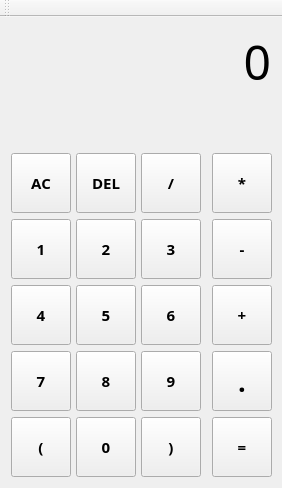
The window that mainwindow.ui (Fibird/simple-computer) describes before a commit, drawn with Qt 5.
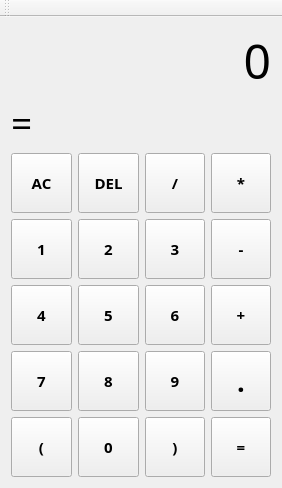
The same window after the commit.

Commit message:
Display numbers normally
* add some necessary classes
* add signals for every button except "equal button"
* add a label to display result

```diff
--- a/mainwindow.ui
+++ b/mainwindow.ui
@@ -27,7 +27,119 @@
   </property>
   <widget class="QWidget" name="centralWidget">
    <layout class="QGridLayout" name="gridLayout">
-    <item row="5" column="4">
+    <item row="3" column="2">
+     <widget class="QPushButton" name="DivOptBtn">
+      <property name="minimumSize">
+       <size>
+        <width>60</width>
+        <height>60</height>
+       </size>
+      </property>
+      <property name="font">
+       <font>
+        <family>Agency FB</family>
+        <pointsize>11</pointsize>
+        <weight>75</weight>
+        <bold>true</bold>
+       </font>
+      </property>
+      <property name="text">
+       <string>/</string>
+      </property>
+     </widget>
+    </item>
+    <item row="7" column="3">
+     <widget class="QPushButton" name="equalSignBtn">
+      <property name="minimumSize">
+       <size>
+        <width>60</width>
+        <height>60</height>
+       </size>
+      </property>
+      <property name="font">
+       <font>
+        <family>Agency FB</family>
+        <pointsize>11</pointsize>
+        <weight>75</weight>
+        <bold>true</bold>
+       </font>
+      </property>
+      <property name="text">
+       <string>=</string>
+      </property>
+     </widget>
+    </item>
+    <item row="6" column="2">
+     <widget class="QPushButton" name="num9Btn">
+      <property name="minimumSize">
+       <size>
+        <width>60</width>
+        <height>60</height>
+       </size>
+      </property>
+      <property name="font">
+       <font>
+        <family>Agency FB</family>
+        <pointsize>11</pointsize>
+        <weight>75</weight>
+        <bold>true</bold>
+       </font>
+      </property>
+      <property name="text">
+       <string>9</string>
+      </property>
+     </widget>
+    </item>
+    <item row="7" column="1">
+     <widget class="QPushButton" name="num0Btn">
+      <property name="minimumSize">
+       <size>
+        <width>60</width>
+        <height>60</height>
+       </size>
+      </property>
+      <property name="font">
+       <font>
+        <family>Agency FB</family>
+        <pointsize>11</pointsize>
+        <weight>75</weight>
+        <bold>true</bold>
+       </font>
+      </property>
+      <property name="text">
+       <string>0</string>
+      </property>
+     </widget>
+    </item>
+    <item row="0" column="0" colspan="4">
+     <widget class="QLabel" name="numDisplayLbl">
+      <property name="minimumSize">
+       <size>
+        <width>140</width>
+        <height>40</height>
+       </size>
+      </property>
+      <property name="font">
+       <font>
+        <family>Agency FB</family>
+        <pointsize>36</pointsize>
+       </font>
+      </property>
+      <property name="cursor">
+       <cursorShape>IBeamCursor</cursorShape>
+      </property>
+      <property name="frameShadow">
+       <enum>QFrame::Sunken</enum>
+      </property>
+      <property name="text">
+       <string>0</string>
+      </property>
+      <property name="alignment">
+       <set>Qt::AlignRight|Qt::AlignTrailing|Qt::AlignVCenter</set>
+      </property>
+     </widget>
+    </item>
+    <item row="5" column="3">
      <widget class="QPushButton" name="plusOptBtn">
       <property name="minimumSize">
        <size>
@@ -48,8 +160,8 @@
       </property>
      </widget>
     </item>
-    <item row="6" column="4">
-     <widget class="QPushButton" name="pushButton">
+    <item row="6" column="3">
+     <widget class="QPushButton" name="dotSignBtn">
       <property name="minimumSize">
        <size>
         <width>60</width>
@@ -69,28 +181,7 @@
       </property>
      </widget>
     </item>
-    <item row="3" column="4">
-     <widget class="QPushButton" name="timesOptBtn">
-      <property name="minimumSize">
-       <size>
-        <width>60</width>
-        <height>60</height>
-       </size>
-      </property>
-      <property name="font">
-       <font>
-        <family>Agency FB</family>
-        <pointsize>11</pointsize>
-        <weight>75</weight>
-        <bold>true</bold>
-       </font>
-      </property>
-      <property name="text">
-       <string>*</string>
-      </property>
-     </widget>
-    </item>
-    <item row="4" column="4">
+    <item row="4" column="3">
      <widget class="QPushButton" name="minusOptBtn">
       <property name="minimumSize">
        <size>
@@ -111,6 +202,27 @@
       </property>
      </widget>
     </item>
+    <item row="3" column="3">
+     <widget class="QPushButton" name="timesOptBtn">
+      <property name="minimumSize">
+       <size>
+        <width>60</width>
+        <height>60</height>
+       </size>
+      </property>
+      <property name="font">
+       <font>
+        <family>Agency FB</family>
+        <pointsize>11</pointsize>
+        <weight>75</weight>
+        <bold>true</bold>
+       </font>
+      </property>
+      <property name="text">
+       <string>*</string>
+      </property>
+     </widget>
+    </item>
     <item row="7" column="0">
      <widget class="QPushButton" name="leftParBtn">
       <property name="minimumSize">
@@ -363,124 +475,20 @@
       </property>
      </widget>
     </item>
-    <item row="6" column="2">
-     <widget class="QPushButton" name="num9Btn">
+    <item row="1" column="0" colspan="2">
+     <widget class="QLabel" name="resultDisplayLbl">
       <property name="minimumSize">
        <size>
-        <width>60</width>
-        <height>60</height>
+        <width>264</width>
+        <height>35</height>
        </size>
       </property>
       <property name="font">
        <font>
         <family>Agency FB</family>
-        <pointsize>11</pointsize>
-        <weight>75</weight>
-        <bold>true</bold>
-       </font>
-      </property>
-      <property name="text">
-       <string>9</string>
-      </property>
-     </widget>
-    </item>
-    <item row="7" column="1">
-     <widget class="QPushButton" name="num0Btn">
-      <property name="minimumSize">
-       <size>
-        <width>60</width>
-        <height>60</height>
-       </size>
-      </property>
-      <property name="font">
-       <font>
-        <family>Agency FB</family>
-        <pointsize>11</pointsize>
-        <weight>75</weight>
-        <bold>true</bold>
-       </font>
-      </property>
-      <property name="text">
-       <string>0</string>
-      </property>
-     </widget>
-    </item>
-    <item row="0" column="0" colspan="5">
-     <widget class="QLabel" name="numDisplayLbl">
-      <property name="minimumSize">
-       <size>
-        <width>140</width>
-        <height>40</height>
-       </size>
-      </property>
-      <property name="font">
-       <font>
-        <family>Agency FB</family>
-        <pointsize>36</pointsize>
-       </font>
-      </property>
-      <property name="cursor">
-       <cursorShape>IBeamCursor</cursorShape>
-      </property>
-      <property name="frameShadow">
-       <enum>QFrame::Sunken</enum>
-      </property>
-      <property name="text">
-       <string>0</string>
-      </property>
-      <property name="alignment">
-       <set>Qt::AlignRight|Qt::AlignTrailing|Qt::AlignVCenter</set>
-      </property>
-     </widget>
-    </item>
-    <item row="1" column="0">
-     <spacer name="verticalSpacer">
-      <property name="orientation">
-       <enum>Qt::Vertical</enum>
-      </property>
-      <property name="sizeHint" stdset="0">
-       <size>
-        <width>20</width>
-        <height>40</height>
-       </size>
-      </property>
-     </spacer>
-    </item>
-    <item row="3" column="2">
-     <widget class="QPushButton" name="DivOptBtn">
-      <property name="minimumSize">
-       <size>
-        <width>60</width>
-        <height>60</height>
-       </size>
-      </property>
-      <property name="font">
-       <font>
-        <family>Agency FB</family>
-        <pointsize>11</pointsize>
-        <weight>75</weight>
-        <bold>true</bold>
-       </font>
-      </property>
-      <property name="text">
-       <string>/</string>
-      </property>
-     </widget>
-    </item>
-    <item row="7" column="4">
-     <widget class="QPushButton" name="equalSignBtn">
-      <property name="minimumSize">
-       <size>
-        <width>60</width>
-        <height>60</height>
-       </size>
-      </property>
-      <property name="font">
-       <font>
-        <family>Agency FB</family>
-        <pointsize>11</pointsize>
-        <weight>75</weight>
-        <bold>true</bold>
+        <pointsize>28</pointsize>
+        <weight>50</weight>
+        <bold>false</bold>
        </font>
       </property>
       <property name="text">
```
Left out of the diff: 48 changed lines with no effect on the pictures. The commit also changes 7 other files.
